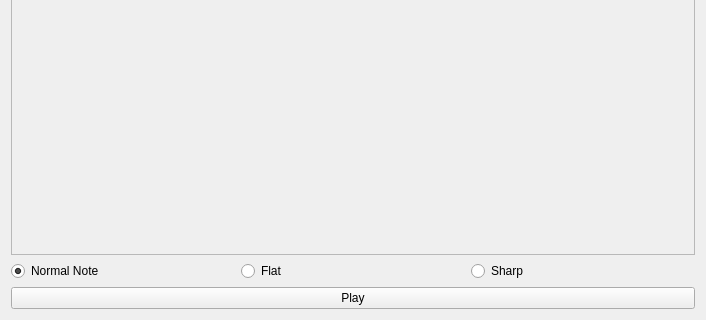
Above: NoteEditor/NoteEditor.ui from Cvelth/NoteEditor before the change; both pictures show x 0 to 706 and y 202 to 522 of the 706 by 522 pixel window. Below: the same form after it.
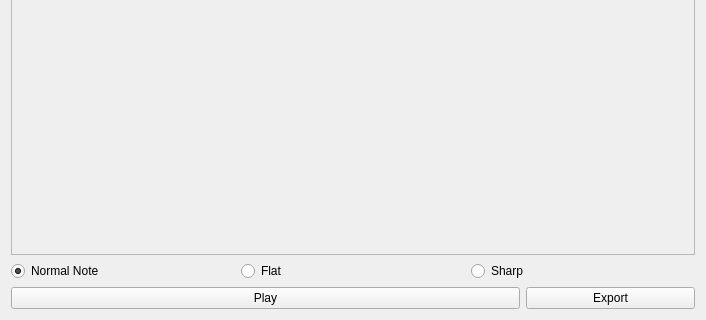
That is the form after the change.

Patch:
```diff
--- a/NoteEditor/NoteEditor.ui
+++ b/NoteEditor/NoteEditor.ui
@@ -72,11 +72,22 @@
     </layout>
    </item>
    <item>
+    <layout class="QHBoxLayout" name="horizontalLayout_4" stretch="3,1">
+     <item>
     <widget class="QPushButton" name="playButton">
      <property name="text">
       <string>Play</string>
      </property>
     </widget>
+     </item>
+     <item>
+      <widget class="QPushButton" name="exportButton">
+       <property name="text">
+        <string>Export</string>
+       </property>
+      </widget>
+     </item>
+    </layout>
    </item>
   </layout>
  </widget>
```
Left out of the diff: 2 changed lines with no effect on the pictures. Lines whose indentation alone changed are shown as unchanged.
